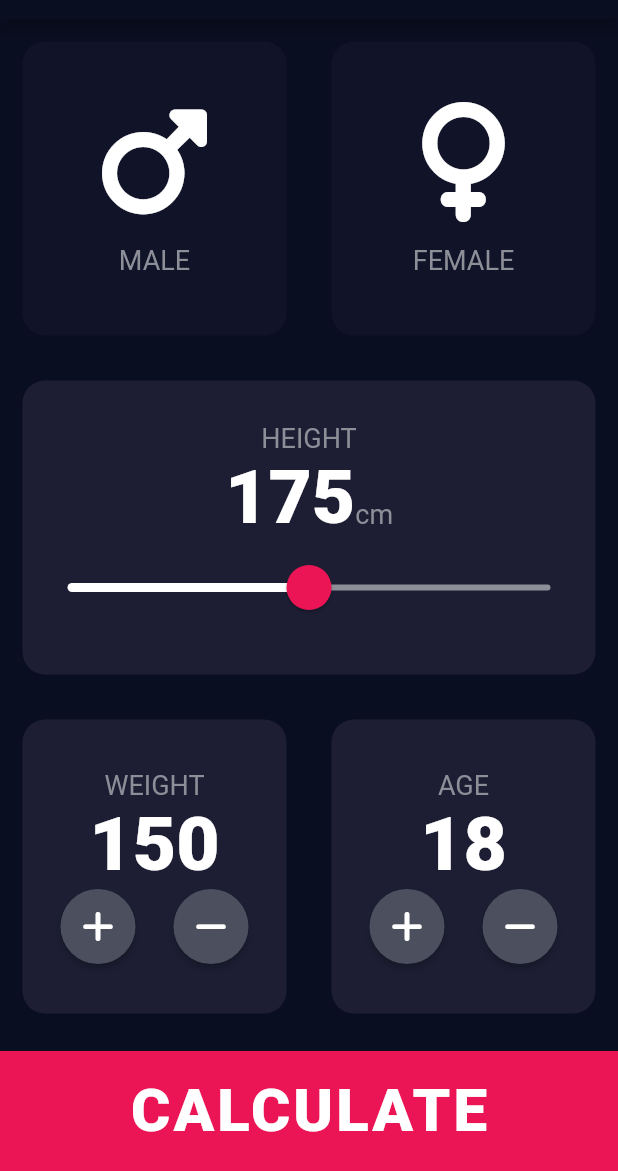
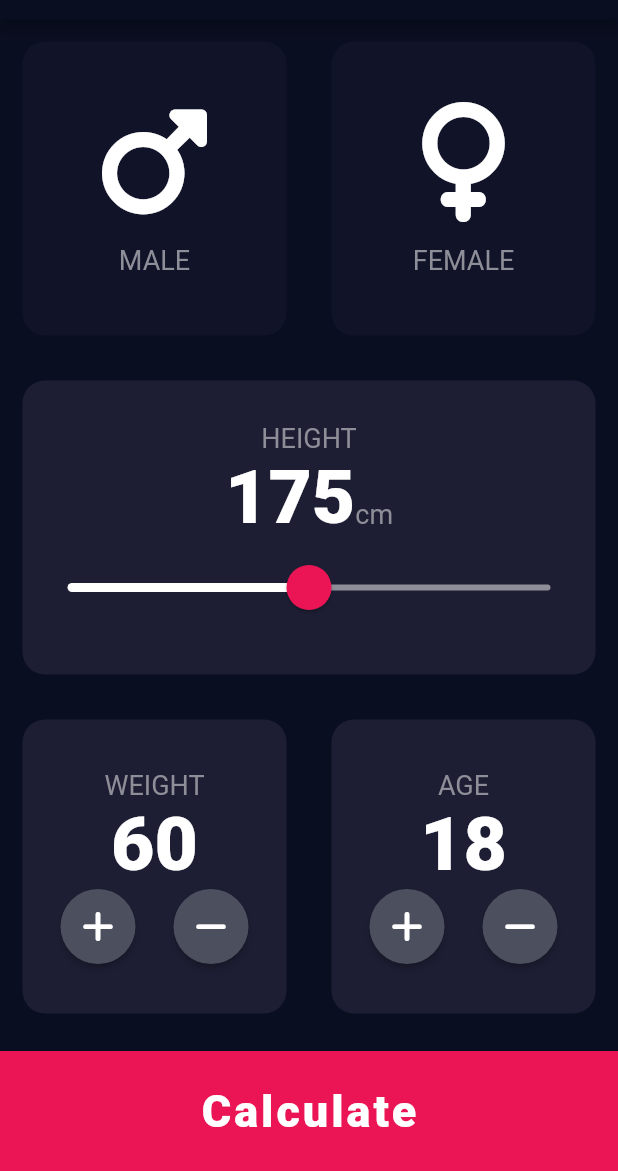
Before and after one commit to AnEdgyVeggie/BMICalculator, a Flutter app: the screen it shows after launch, on a phone screen of 412 x 824 dp, the part 65-1236 px from its top. Run offline on Flutter 3.47's test engine with Material 2 defaults, Android fonts, the phone set to English and light mode, and no system bars; our stand-ins replace font_awesome_flutter.

```diff
--- /dev/null
+++ b/lib/components/bottom_button.dart
@@ -0,0 +1,28 @@
+import 'package:flutter/material.dart';
+import '/constants.dart';
+
+class BottomButton extends StatelessWidget {
+
+  BottomButton({required this.title, required this.onPress});
+  final String title;
+  final VoidCallback onPress;
+
+
+  @override
+  Widget build(BuildContext context) {
+    return GestureDetector(
+      onTap: onPress,
+      child: Container(
+        color: kAccentColor,
+        height: kBottomContainerHeight,
+        margin: const EdgeInsets.only(top: 10),
+        width: double.infinity,
+        child:  Center(
+          child: Text(title,
+          style: kLargeButtonTextStyle,
+          ),
+        ),
+      ),
+    );
+  }
+}
--- a/lib/gender_card.dart
+++ b/lib/components/gender_card.dart
@@ -1,5 +1,5 @@
 import 'package:flutter/material.dart';
-import 'constants.dart';
+import '/constants.dart';
 
 const double iconSize = 80, sizedBoxHeight = 15;
 
--- /dev/null
+++ b/lib/components/round_icon_button.dart
@@ -0,0 +1,23 @@
+import 'package:flutter/material.dart';
+import '/constants.dart';
+
+class RoundIconButton extends StatelessWidget {
+  RoundIconButton({required this.icon, required this.changeValue});
+
+  final VoidCallback changeValue;
+  final IconData icon;
+
+  @override
+  Widget build(BuildContext context) {
+    return RawMaterialButton(
+      onPressed: changeValue,
+      shape: const CircleBorder(),
+      fillColor: kButtonBackground,
+      constraints: const BoxConstraints.tightFor(
+        width: 50,
+        height: 50,
+      ),
+      child: Icon(icon),
+    );
+  }
+}
--- a/lib/main.dart
+++ b/lib/main.dart
@@ -1,6 +1,6 @@
 import 'package:flutter/material.dart';
-import 'input_page.dart';
-import 'results_page.dart';
+import '/screens/input_page.dart';
+import '/screens/results_page.dart';
 
 void main() {
   runApp(const BmiCalculator());
@@ -18,7 +18,7 @@ class BmiCalculator extends StatelessWidget {
       initialRoute: '/',
       routes: {
         '/': (context) => const InputPage(),
-        '/result': (context) => const ResultsPage(),
+        '/result': (context) => ResultsPage(bmiResult: '', resultText: '', interpretation: ''),
       },
       );
   }
--- a/lib/input_page.dart
+++ b/lib/screens/input_page.dart
@@ -1,9 +1,12 @@
+import 'package:bmi_calculator/components/calculator_brain.dart';
+import 'package:bmi_calculator/screens/results_page.dart';
 import 'package:flutter/material.dart';
-import 'constants.dart';
+import '/constants.dart';
 import 'package:font_awesome_flutter/font_awesome_flutter.dart';
-import 'gender_card.dart';
-import 'reusable_card.dart';
-import 'results_page.dart';
+import '/components/gender_card.dart';
+import '/components/reusable_card.dart';
+import '/components/bottom_button.dart';
+import '/components/round_icon_button.dart';
 
 class InputPage extends StatefulWidget {
   const InputPage({super.key});
@@ -24,7 +27,7 @@ class _InputPageState extends State<InputPage> {
         : femaleCardColor = kInactiveCardColor;
   }
 
-  int heightValue = 175, weight = 150, age = 18;
+  int heightValue = 175, weight = 60, age = 18;
 
   Color maleCardColor = kInactiveCardColor,
       femaleCardColor = kInactiveCardColor;
@@ -199,21 +202,19 @@ class _InputPageState extends State<InputPage> {
                 ],
               ),
             ),
-            GestureDetector(
-              onTap: () {
-                Navigator.pushNamed(context, '/result');
+            BottomButton(
+              title: 'Calculate',
+              onPress: () {
+                CalculatorBrain calc =
+                    CalculatorBrain(height: heightValue, weight: weight);
+                Navigator.push(
+                    context,
+                    MaterialPageRoute(
+                        builder: (context) => ResultsPage(
+                            bmiResult: calc.CalculateBMI(),
+                            resultText: calc.GetResult(),
+                            interpretation: calc.GetInterpretation())));
               },
-              child: Container(
-                color: kAccentColor,
-                height: kBottomContainerHeight,
-                margin: const EdgeInsets.only(top: 10),
-                width: double.infinity,
-                child:  const Center(
-                  child: Text('CALCULATE',
-                  style: kLargeButtonTextStyle,
-                  ),
-                ),
-              ),
             ),
           ],
         ),
@@ -221,24 +222,3 @@ class _InputPageState extends State<InputPage> {
     );
   }
 }
-
-class RoundIconButton extends StatelessWidget {
-  RoundIconButton({required this.icon, required this.changeValue});
-
-  final VoidCallback changeValue;
-  final IconData icon;
-
-  @override
-  Widget build(BuildContext context) {
-    return RawMaterialButton(
-      onPressed: changeValue,
-      shape: const CircleBorder(),
-      fillColor: kButtonBackground,
-      constraints: const BoxConstraints.tightFor(
-        width: 50,
-        height: 50,
-      ),
-      child: Icon(icon),
-    );
-  }
-}
```
Also changed, not shown: lib/components/calculator_brain.dart (added, +36 -0 lines), lib/constants.dart (+30 -1 lines), lib/results_page.dart (deleted, +0 -16 lines), lib/screens/results_page.dart (added, +65 -0 lines), lib/components/reusable_card.dart (renamed from lib/reusable_card.dart).
